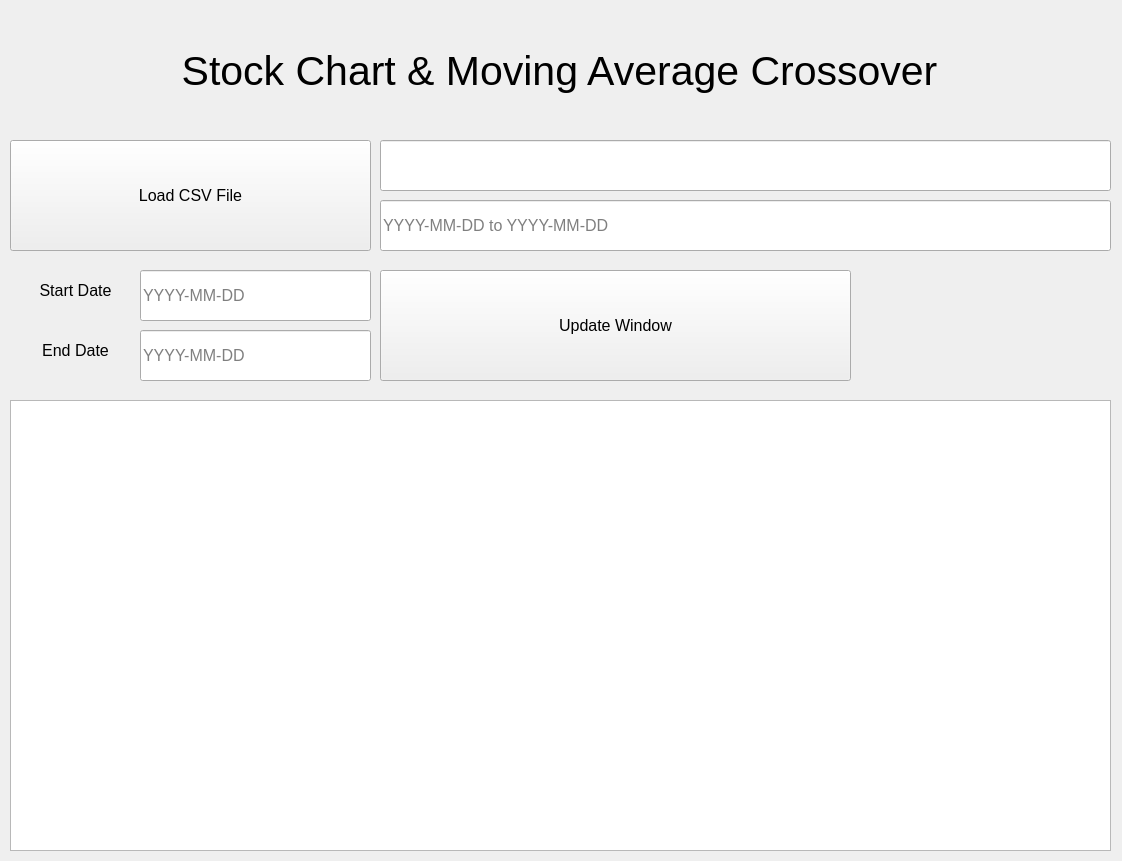
Old version of the form src/main_window.ui in the repository calvinyusno2359/StockChartApplication.
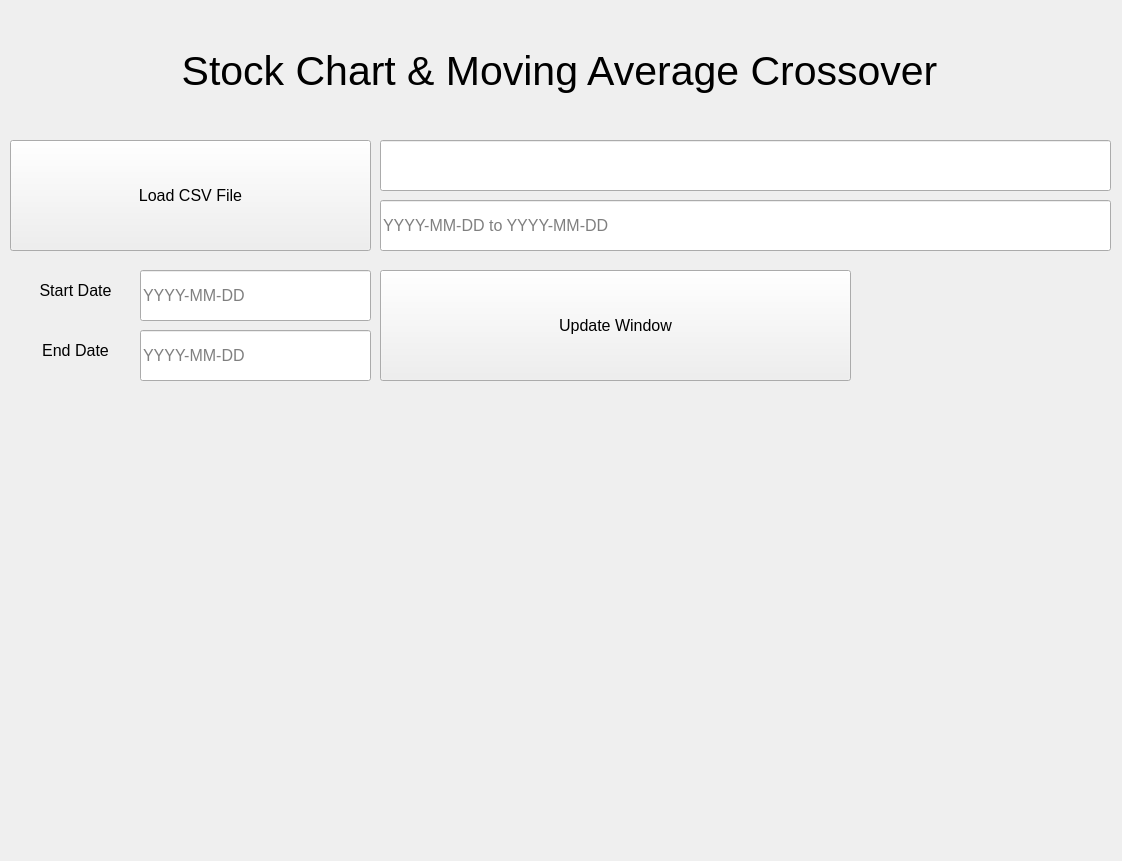
New version of the form.

Commit message: replace graphicsView in main_window.ui with VBoxLayout for embedding matplot

Patch:
```diff
--- a/src/main_window.ui
+++ b/src/main_window.ui
@@ -181,15 +181,16 @@
     <set>Qt::AlignCenter</set>
    </property>
   </widget>
-  <widget class="QGraphicsView" name="graphicsView">
+  <widget class="QWidget" name="verticalLayoutWidget">
    <property name="geometry">
     <rect>
      <x>10</x>
-     <y>400</y>
+     <y>390</y>
      <width>1101</width>
-     <height>451</height>
+     <height>461</height>
     </rect>
    </property>
+   <layout class="QVBoxLayout" name="canvasLayout"/>
   </widget>
  </widget>
  <resources/>
```
The commit also changes 3 other files.
